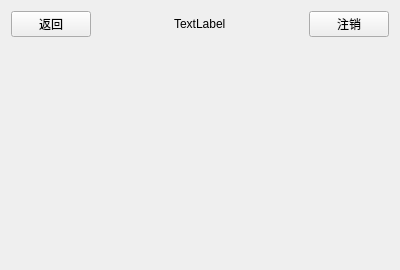
Above: masterview.ui from Meroasis/QtMedicinesystem before the change. Below: the same form after it.
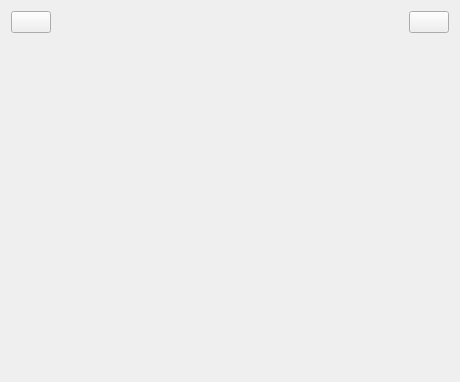
That is the form after the change. Icons and pictures are not drawn.

What changed in the file:
```diff
--- a/masterview.ui
+++ b/masterview.ui
@@ -6,10 +6,16 @@
    <rect>
     <x>0</x>
     <y>0</y>
-    <width>400</width>
-    <height>270</height>
+    <width>460</width>
+    <height>382</height>
    </rect>
   </property>
+  <property name="sizePolicy">
+   <sizepolicy hsizetype="Fixed" vsizetype="Fixed">
+    <horstretch>0</horstretch>
+    <verstretch>0</verstretch>
+   </sizepolicy>
+  </property>
   <property name="windowTitle">
    <string>MasterView</string>
   </property>
@@ -19,7 +25,11 @@
      <item>
       <widget class="QPushButton" name="BtnBack">
        <property name="text">
-        <string>返回</string>
+        <string/>
+       </property>
+       <property name="icon">
+        <iconset resource="img.qrc">
+         <normaloff>:/img/return.png</normaloff>:/img/return.png</iconset>
        </property>
       </widget>
      </item>
@@ -39,7 +49,7 @@
      <item>
       <widget class="QLabel" name="labelTile">
        <property name="text">
-        <string>TextLabel</string>
+        <string/>
        </property>
       </widget>
      </item>
@@ -59,7 +69,11 @@
      <item>
       <widget class="QPushButton" name="Btnlogout">
        <property name="text">
-        <string>注销</string>
+        <string/>
+       </property>
+       <property name="icon">
+        <iconset resource="img.qrc">
+         <normaloff>:/img/loginout.png</normaloff>:/img/loginout.png</iconset>
        </property>
       </widget>
      </item>
```
Left out of the diff: 4 changed lines with no effect on the pictures.
